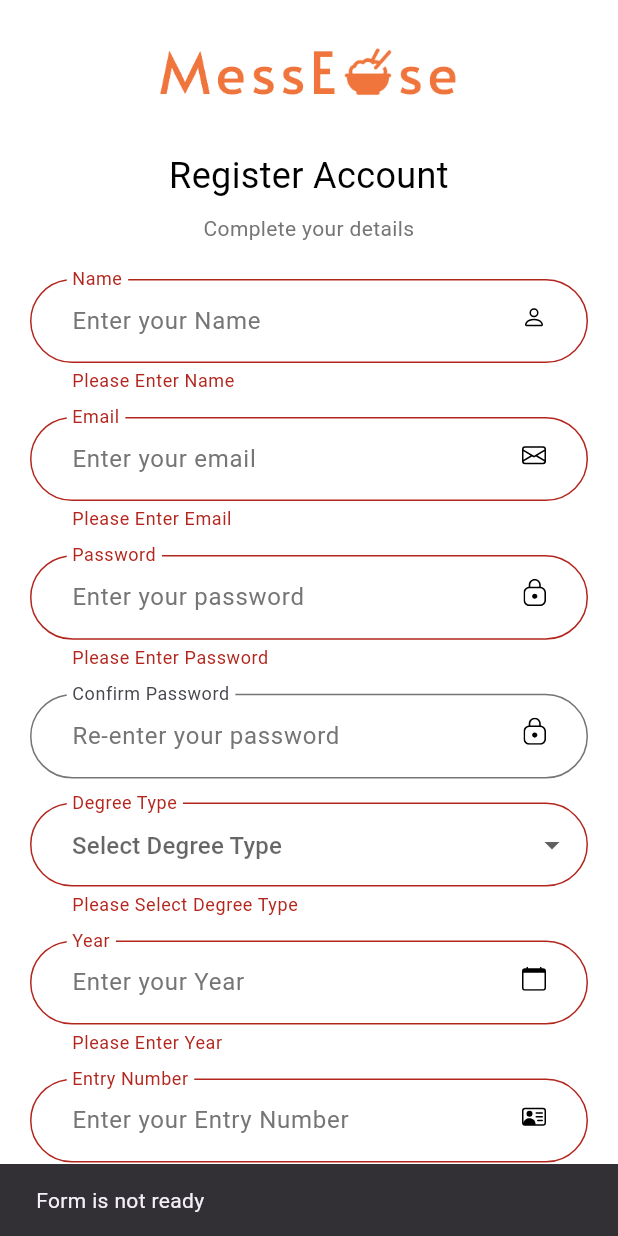
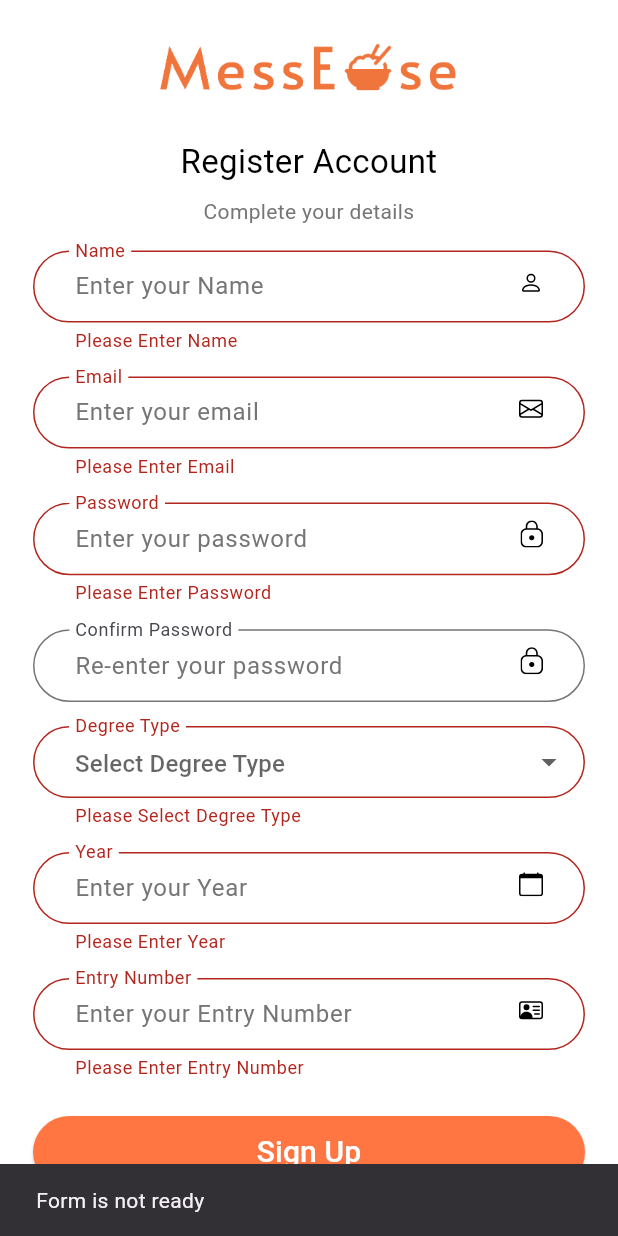
Before and after one commit to tarushi2309/MessEase, a Flutter app: the SignUpScreen screen opened by its route, after a tap on "Sign Up", on a phone screen of 412 x 824 dp. Run offline on Flutter 3.47's test engine with Material 3 defaults, Android fonts, the light colour scheme and no system bars; our stand-ins replace cloud_firestore, firebase_auth, firebase_core, fl_chart, flutter_svg, image_picker; accounts and stored records are empty.

Commit message:
Update signup.dart

```diff
--- a/flutter_application_1/lib/pages/signup.dart
+++ b/flutter_application_1/lib/pages/signup.dart
@@ -1,7 +1,6 @@
 import 'package:firebase_auth/firebase_auth.dart';
 import 'package:flutter/material.dart';
 import 'package:flutter_application_1/models/student.dart';
-import 'package:flutter_application_1/models/user.dart';
 import 'package:flutter_application_1/services/database.dart';
 import 'package:flutter_svg/flutter_svg.dart';
 import './signin.dart';
@@ -17,12 +16,12 @@ class SignUpScreen extends StatelessWidget {
       body: SafeArea(
         // Using ListView for scrolling content
         child: ListView(
-          padding: const EdgeInsets.symmetric(horizontal: 20),
+          padding: const EdgeInsets.fromLTRB(22, 2, 22, 0),
           children: [
             Center(
               child: Image.asset(
                 'assets/MessEase.png',
-                height: 100,
+                height: 90,
                 width: 200,
                 fit: BoxFit.contain,
               ),
@@ -32,7 +31,7 @@ class SignUpScreen extends StatelessWidget {
               textAlign: TextAlign.center,
               style: TextStyle(
                 color: Colors.black,
-                fontSize: 24,
+                fontSize: 22,
               ),
             ),
             const SizedBox(height: 8),
@@ -44,9 +43,8 @@ class SignUpScreen extends StatelessWidget {
                 fontFamily: 'Roboto',
               ),
             ),
-            const SizedBox(height: 24),
+            const SizedBox(height: 16),
             const SignUpForm(),
-            const SizedBox(height: 16),
             const AccountExists(),
           ],
         ),
@@ -68,7 +66,12 @@ class SignUpForm extends StatefulWidget {
 }
 
 class _SignUpFormState extends State<SignUpForm> {
-  String email = "", password = "", name = "",degree="",entry_no="",year="";
+  String email = "",
+      password = "",
+      name = "",
+      degree = "",
+      entry_no = "",
+      year = "";
   TextEditingController namecontroller = TextEditingController();
   TextEditingController passwordcontroller = TextEditingController();
   TextEditingController mailcontroller = TextEditingController();
@@ -79,23 +82,28 @@ class _SignUpFormState extends State<SignUpForm> {
   final _formkey = GlobalKey<FormState>();
 
   Future<dynamic> registration() async {
-    if (namecontroller.text!=""&& mailcontroller.text!=""&& passwordcontroller.text!=""&& selectedDegree!=""&& yearcontroller.text!=""&& entry_nocontroller.text!="") {
+    if (namecontroller.text != "" &&
+        mailcontroller.text != "" &&
+        passwordcontroller.text != "" &&
+        selectedDegree != "" &&
+        yearcontroller.text != "" &&
+        entry_nocontroller.text != "") {
       try {
         UserCredential userCredential = await FirebaseAuth.instance
             .createUserWithEmailAndPassword(email: email, password: password);
 
-        final DatabaseModel dbService = DatabaseModel(uid: userCredential.user!.uid);
-        UserModel user=UserModel(uid: userCredential.user!.uid,
+        final DatabaseModel dbService =
+            DatabaseModel(uid: userCredential.user!.uid);
+        StudentModel student = StudentModel(
+          uid: userCredential.user!.uid,
           name: namecontroller.text,
           email: mailcontroller.text,
-          role_:"student",);
-        StudentModel student=StudentModel(uid: userCredential.user!.uid,
           degree: selectedDegree ?? '',
           entryNumber: entry_nocontroller.text,
           year: int.tryParse(yearcontroller.text) ?? 0,
-          password: password,);
+          password: password,
+        );
 
-        await dbService.addUserDetails(user);
         await dbService.addStudentDetails(student);
 
         ScaffoldMessenger.of(context).showSnackBar(SnackBar(
@@ -105,7 +113,7 @@ class _SignUpFormState extends State<SignUpForm> {
         )));
         // ignore: use_build_context_synchronously
         Navigator.push(
-            context, MaterialPageRoute(builder: (context) => SignInForm()));
+            context, MaterialPageRoute(builder: (context) => SignInScreen()));
       } on FirebaseAuthException catch (e) {
         if (e.code == "email-already-in-use") {
           ScaffoldMessenger.of(context).showSnackBar(SnackBar(
@@ -118,7 +126,6 @@ class _SignUpFormState extends State<SignUpForm> {
       }
     }
   }
-
 
   final List<String> degreeOptions = ['Btech', 'Mtech', 'Phd', 'Others'];
 
@@ -143,7 +150,8 @@ class _SignUpFormState extends State<SignUpForm> {
               labelText: "Name",
               floatingLabelBehavior: FloatingLabelBehavior.always,
               hintStyle: const TextStyle(color: Color(0xFF757575)),
-              contentPadding: const EdgeInsets.symmetric(horizontal: 24, vertical: 16),
+              contentPadding:
+                  const EdgeInsets.symmetric(horizontal: 24, vertical: 12),
               suffix: SvgPicture.string(nameIcon),
               border: authOutlineInputBorder,
               enabledBorder: authOutlineInputBorder,
@@ -168,7 +176,8 @@ class _SignUpFormState extends State<SignUpForm> {
               labelText: "Email",
               floatingLabelBehavior: FloatingLabelBehavior.always,
               hintStyle: const TextStyle(color: Color(0xFF757575)),
-              contentPadding: const EdgeInsets.symmetric(horizontal: 24, vertical: 16),
+              contentPadding:
+                  const EdgeInsets.symmetric(horizontal: 24, vertical: 12),
               suffix: SvgPicture.string(mailIcon),
               border: authOutlineInputBorder,
               enabledBorder: authOutlineInputBorder,
@@ -194,7 +203,8 @@ class _SignUpFormState extends State<SignUpForm> {
               labelText: "Password",
               floatingLabelBehavior: FloatingLabelBehavior.always,
               hintStyle: const TextStyle(color: Color(0xFF757575)),
-              contentPadding: const EdgeInsets.symmetric(horizontal: 24, vertical: 16),
+              contentPadding:
+                  const EdgeInsets.symmetric(horizontal: 24, vertical: 12),
               suffix: SvgPicture.string(lockIcon),
               border: authOutlineInputBorder,
               enabledBorder: authOutlineInputBorder,
@@ -215,7 +225,8 @@ class _SignUpFormState extends State<SignUpForm> {
               labelText: "Confirm Password",
               floatingLabelBehavior: FloatingLabelBehavior.always,
               hintStyle: const TextStyle(color: Color(0xFF757575)),
-              contentPadding: const EdgeInsets.symmetric(horizontal: 24, vertical: 16),
+              contentPadding:
+                  const EdgeInsets.symmetric(horizontal: 24, vertical: 12),
               suffix: SvgPicture.string(lockIcon),
               border: authOutlineInputBorder,
               enabledBorder: authOutlineInputBorder,
@@ -237,7 +248,7 @@ class _SignUpFormState extends State<SignUpForm> {
     labelText: 'Degree Type',
     floatingLabelBehavior: FloatingLabelBehavior.always,
     hintText: 'Select Degree Type',
-              contentPadding: const EdgeInsets.symmetric(horizontal: 24, vertical: 16),
+    contentPadding: const EdgeInsets.symmetric(horizontal: 24, vertical: 12),
     border: authOutlineInputBorder,
     enabledBorder: authOutlineInputBorder,
     focusedBorder: authOutlineInputBorder.copyWith(
@@ -247,7 +258,17 @@ class _SignUpFormState extends State<SignUpForm> {
   items: degreeOptions.map((degree) {
     return DropdownMenuItem(
       value: degree,
-                child: Text(degree),
+      child: Padding(
+        padding: const EdgeInsets.symmetric(vertical: 8.0, horizontal: 12.0), // Padding inside the dropdown menu
+        child: Text(
+          degree,
+          style: TextStyle(
+            fontSize: 16,
+            fontWeight: FontWeight.w400,
+            color: Colors.black,
+          ),
+        ),
+      ),
     );
   }).toList(),
   onChanged: (value) {
@@ -256,7 +277,10 @@ class _SignUpFormState extends State<SignUpForm> {
     });
   },
   value: selectedDegree,
-          ),
+  dropdownColor: Colors.white, // Background color for dropdown menu
+  menuMaxHeight: 300, // Ensures dropdown menu does not stretch too much
+)
+,
           const SizedBox(height: 16),
           // Year Field
           TextFormField(
@@ -274,7 +298,8 @@ class _SignUpFormState extends State<SignUpForm> {
               labelText: "Year",
               floatingLabelBehavior: FloatingLabelBehavior.always,
               hintStyle: const TextStyle(color: Color(0xFF757575)),
-              contentPadding: const EdgeInsets.symmetric(horizontal: 24, vertical: 16),
+              contentPadding:
+                  const EdgeInsets.symmetric(horizontal: 24, vertical: 12),
               suffix: SvgPicture.string(yearIcon),
               border: authOutlineInputBorder,
               enabledBorder: authOutlineInputBorder,
@@ -299,7 +324,8 @@ class _SignUpFormState extends State<SignUpForm> {
               labelText: "Entry Number",
               floatingLabelBehavior: FloatingLabelBehavior.always,
               hintStyle: const TextStyle(color: Color(0xFF757575)),
-              contentPadding: const EdgeInsets.symmetric(horizontal: 24, vertical: 16),
+              contentPadding:
+                  const EdgeInsets.symmetric(horizontal: 24, vertical: 12),
               suffix: SvgPicture.string(idIcon),
               border: authOutlineInputBorder,
               enabledBorder: authOutlineInputBorder,
@@ -308,7 +334,7 @@ class _SignUpFormState extends State<SignUpForm> {
               ),
             ),
           ),
-          const SizedBox(height: 32),
+          const SizedBox(height: 24),
           ElevatedButton(
             onPressed: () {
               final formState = _formkey.currentState;
@@ -328,7 +354,8 @@ class _SignUpFormState extends State<SignUpForm> {
             },
             style: ElevatedButton.styleFrom(
               backgroundColor: Color(0xFFFF7643),
-                    padding: const EdgeInsets.symmetric(vertical: 13.0, horizontal: 30.0),
+              padding:
+                  const EdgeInsets.symmetric(vertical: 6.0, horizontal: 24.0),
               shape: RoundedRectangleBorder(
                 borderRadius: BorderRadius.circular(30),
               ),
@@ -339,19 +366,16 @@ class _SignUpFormState extends State<SignUpForm> {
                 "Sign Up",
                 style: TextStyle(
                   color: Colors.white,
-                        fontSize: 22.0,
+                  fontSize: 20.0,
                   fontWeight: FontWeight.w500,
                 ),
               ),
             ),
           ),
-        Text( '' )
+          Text('')
         ],
-
       ),
-
     );
-
   }
 }
 
@@ -360,20 +384,17 @@ class AccountExists extends StatelessWidget {
 
   @override
   Widget build(BuildContext context) {
-    return Scaffold(
-      body: Row(
+    return Padding(
+      padding: const EdgeInsets.fromLTRB(10, 0, 10, 10),
+      child: Row(
         mainAxisAlignment: MainAxisAlignment.center,
         children: [
-        Padding(
-          padding: const EdgeInsets.all(10.0),
-          child: const Text(
+          const Text(
             "Already have an Account? ",
             style: TextStyle(color: Color(0xFF757575)),
           ),
-        ),
           GestureDetector(
             onTap: () {
-            // Handle navigation to Sign Up
               Navigator.push(
                 context,
                 MaterialPageRoute(builder: (context) => const SignInScreen()),
@@ -383,11 +404,13 @@ class AccountExists extends StatelessWidget {
               "Sign In",
               style: TextStyle(
                 color: Color(0xFFFF7643),
+                fontWeight: FontWeight.bold,
               ),
             ),
           ),
         ],
-    ),);
+      ),
+    );
   }
 }
 
```
Lines whose indentation alone changed are shown as unchanged.
